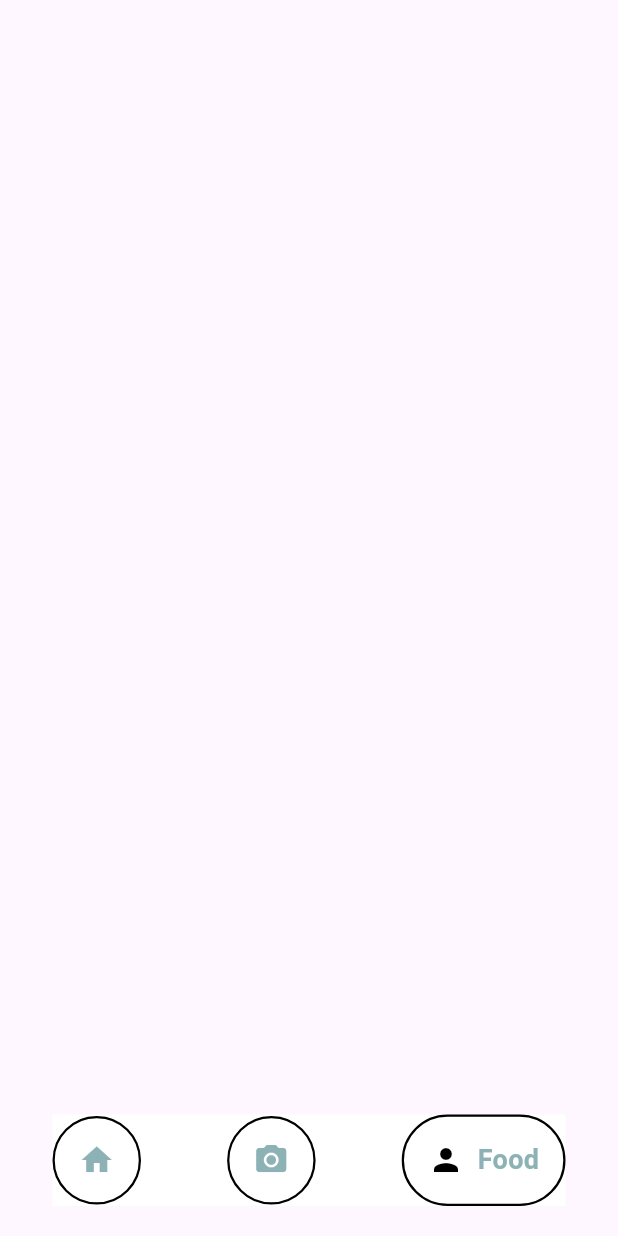
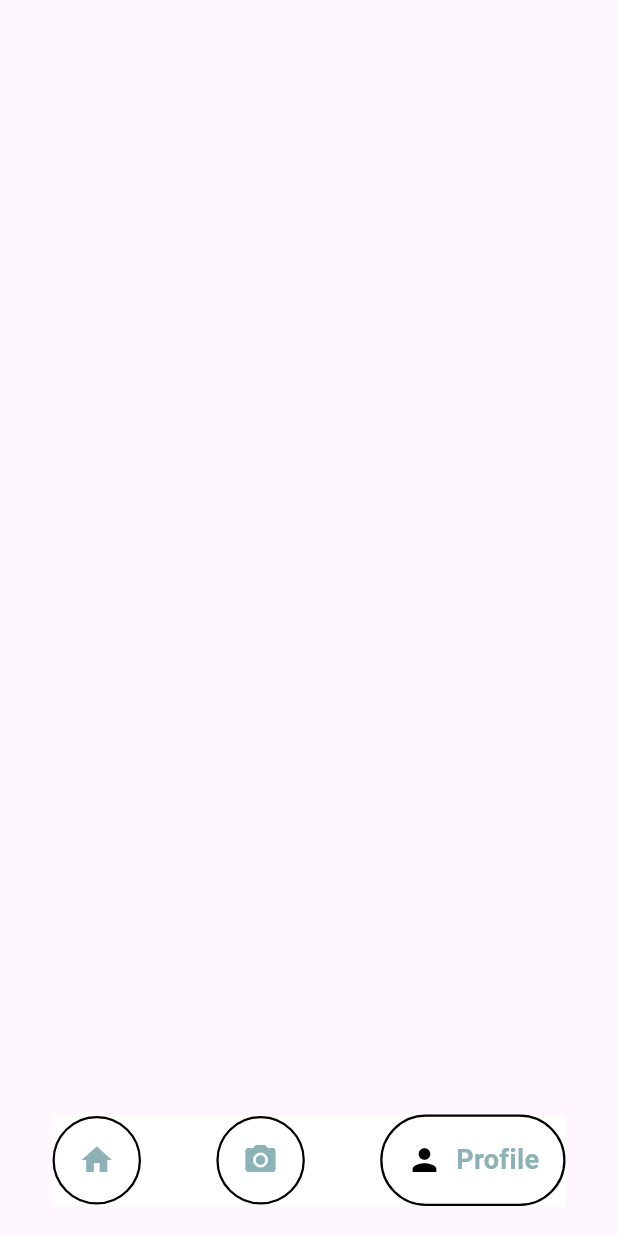
Before and after one commit to mega-b1te/WaForgeHackathon, a Flutter app: the screen it shows after launch, item 3 of the bottom bar chosen, on a phone screen of 412 x 824 dp. Run offline on Flutter 3.47's test engine with Material 3 defaults, Android fonts, the phone set to English and light mode, and no system bars; drawn by our look-alikes of google_nav_bar; missing offline and left inert: openfoodfacts, simple_barcode_scanner.

Commit message:
changed nav button text

```diff
--- a/health_app/lib/home.dart
+++ b/health_app/lib/home.dart
@@ -186,7 +186,7 @@ class _MyHomePageState extends State<MyHomePage> {
                 GButton(
                   icon: Icons.person,
                   iconColor: Color.fromARGB(255, 141, 178, 182),
-                  text: 'Food',
+                  text: 'Profile',
                   textStyle: TextStyle(
                     fontSize: 18,
                     fontWeight: FontWeight.bold,
```
